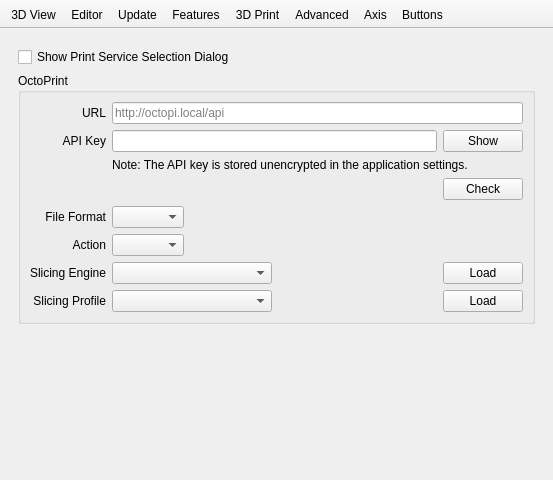
This is src/Preferences.ui in openscad/openscad as Qt 5 draws it before an edit. The edited form follows.
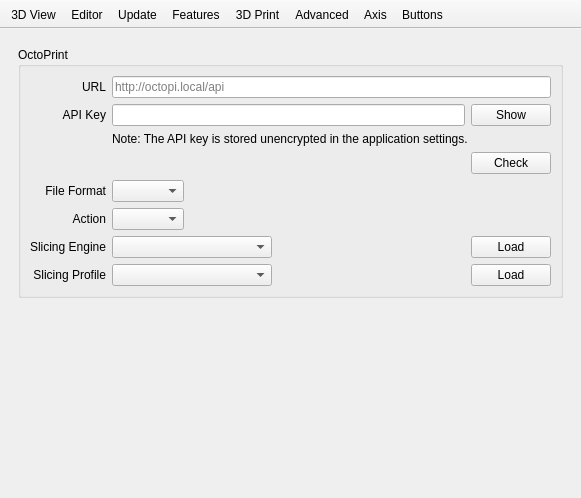
This is the edited form. Icons and pictures are not drawn. Custom widgets are drawn as their Qt base class.

Commit message: Cleaned up the 3D Print dialog

Diff of the .ui file:
```diff
--- a/src/Preferences.ui
+++ b/src/Preferences.ui
@@ -6,8 +6,8 @@
    <rect>
     <x>0</x>
     <y>0</y>
-    <width>553</width>
-    <height>480</height>
+    <width>581</width>
+    <height>498</height>
    </rect>
   </property>
   <property name="sizePolicy">
@@ -1265,13 +1265,6 @@
       </widget>
       <widget class="QWidget" name="page3DPrint">
        <layout class="QVBoxLayout" name="verticalLayout_5">
-        <item>
-         <widget class="QCheckBox" name="checkBoxShowPrintServiceSelectionDialog">
-          <property name="text">
-           <string>Show Print Service Selection Dialog</string>
-          </property>
-         </widget>
-        </item>
         <item>
          <widget class="QGroupBox" name="groupBoxOctoPrint">
           <property name="title">
```
Left out of the diff: 14 changed lines with no effect on the pictures. The commit also changes 11 other files.
